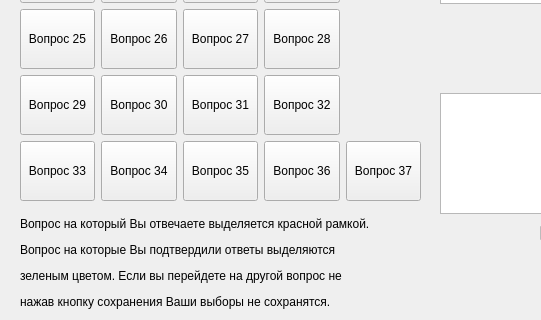
The window that temp_ui/test.ui (Saatarko/Auduit_test) describes before a commit, drawn with Qt 5; both pictures show x 0 to 541 and y 407 to 727 of the 1088 by 727 pixel window.
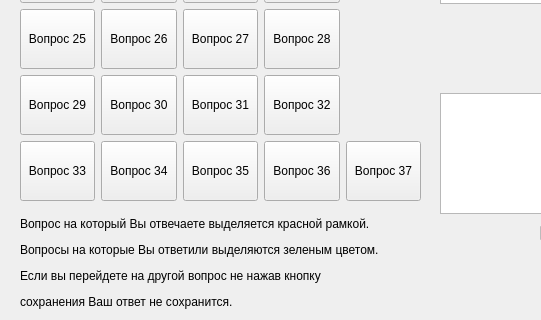
The same window after the commit.

Commit message: fix some form problem

The edit to the form file:
```diff
--- a/temp_ui/test.ui
+++ b/temp_ui/test.ui
@@ -684,23 +684,7 @@
     </rect>
    </property>
    <property name="text">
-    <string>&lt;html&gt;
-&lt;head/&gt;
-&lt;body&gt;
-    &lt;p align=&quot;justify&quot; style=&quot;line-height: 1.0;&quot;&gt;
-        Вопрос на который Вы отвечаете выделяется красной рамкой.
-    &lt;/p&gt;
-    &lt;p align=&quot;justify&quot; style=&quot;line-height: 1.0;&quot;&gt;
-        Вопрос на которые Вы подтвердили ответы выделяются
-    &lt;/p&gt;
-    &lt;p align=&quot;justify&quot; style=&quot;line-height: 1.0;&quot;&gt;
-        зеленым цветом. Если вы перейдете на другой вопрос не
-    &lt;/p&gt;
-    &lt;p align=&quot;justify&quot; style=&quot;line-height: 1.0;&quot;&gt;
-        нажав кнопку сохранения Ваши выборы не сохранятся.
-    &lt;/p&gt;
-&lt;/body&gt;
-&lt;/html&gt;</string>
+    <string>&lt;html&gt;&lt;head/&gt;&lt;body&gt;&lt;p align=&quot;justify&quot;&gt;Вопрос на который Вы отвечаете выделяется красной рамкой. &lt;/p&gt;&lt;p align=&quot;justify&quot;&gt;Вопросы на которые Вы ответили выделяются зеленым цветом.&lt;/p&gt;&lt;p align=&quot;justify&quot;&gt;Если вы перейдете на другой вопрос не нажав кнопку &lt;/p&gt;&lt;p align=&quot;justify&quot;&gt;сохранения Ваш ответ не сохранится. &lt;/p&gt;&lt;/body&gt;&lt;/html&gt;</string>
    </property>
   </widget>
   <widget class="QLineEdit" name="line_test">
```
The commit also changes 3 other files.
